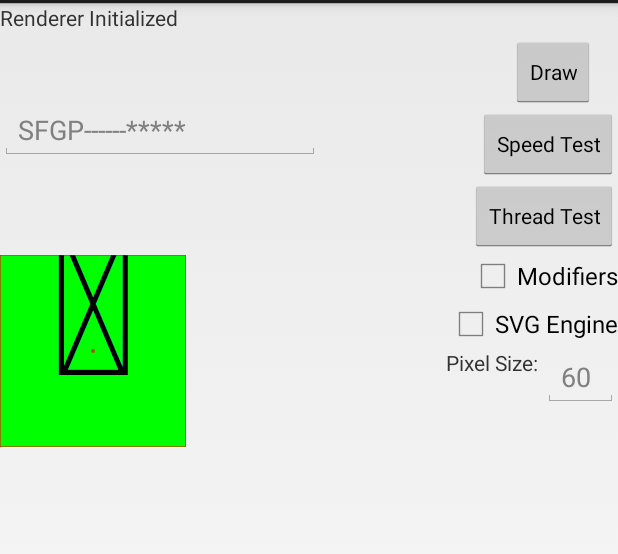
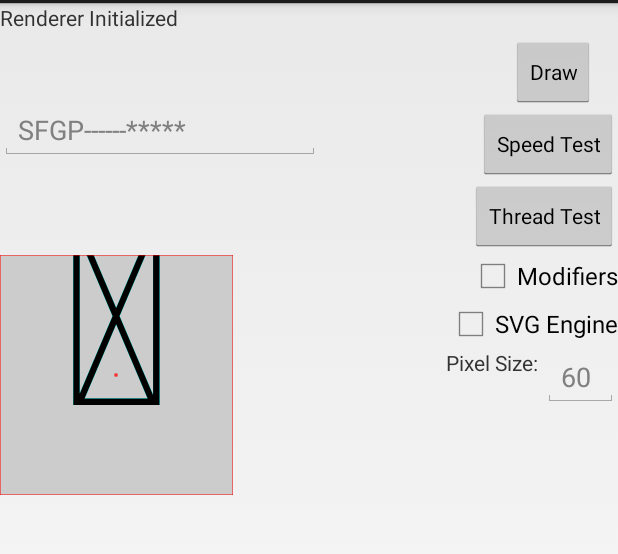
Before and after one commit to spyhunter99/mil-sym-android, an Android app: the screen it shows after launch (MainActivity), after a tap on "Draw", on a phone screen of 412 x 824 dp, the part 69-623 px from its top. Run offline under Robolectric (Android 15) with nearby library versions, the phone set to English and light mode, and no system bars; 4 statements that could not run were skipped.

Commit message:
-update pom version to .75 -fix for sizing issue for single point tactical graphics -fix for some single point tactical graphics (those under Combat Outpost) that would not render.

```diff
--- a/Renderer/src/main/java/armyc2/c2sd/renderer/utilities/SymbolDimensions.java
+++ b/Renderer/src/main/java/armyc2/c2sd/renderer/utilities/SymbolDimensions.java
@@ -173,7 +173,7 @@ public class SymbolDimensions {
 				rect = RectUtilities.makeRectF(0f,0f,(float)(rect.width()*ratio), (float)(rect.height()*ratio));
 			}
 
-			return new Rect((int)rect.left, (int)rect.top, (int)(rect.bottom + 0.5), (int)(rect.right + 0.5));
+			return new Rect((int)rect.left, (int)rect.top, (int)(rect.right + 0.5), (int)(rect.bottom + 0.5));
 		}
 
 		/**
@@ -231,7 +231,7 @@ public class SymbolDimensions {
 				center.x = bounds.width()/2;
                 center.y = (int)((bounds.height() * 0.66));
 			}
-            else if ((basicID.substring(0, 7).equals("G*G*GPO") && basicID.substring(7, 1).equals("-") == false))//antitank mine w/ handling device
+            else if ((basicID.substring(0, 7).equals("G*G*GPO") && (basicID.charAt(7) == ('-')) == false))//antitank mine w/ handling device
 			{
 				//upper third
 				center.x = bounds.width()/2;
@@ -245,7 +245,7 @@ public class SymbolDimensions {
 			}
             else if (basicID.substring(0, 7).equals("G*G*DPO"))//OBSERVATION POST/OUTPOST
 			{
-                if (basicID.substring(7, 1).equals("C"))//combat outpost
+                if (basicID.charAt(7) == ('C'))//combat outpost
 				{
 					center.x = bounds.width()/2;
 					center.y = (int)((bounds.height() * 0.55));
--- a/RendererTester/src/main/java/armyc2/c2sd/renderer/test1/MainActivity.java
+++ b/RendererTester/src/main/java/armyc2/c2sd/renderer/test1/MainActivity.java
@@ -1,7 +1,12 @@
 package armyc2.c2sd.renderer.test1;
 
+import java.io.File;
+import java.io.FileOutputStream;
+import java.io.OutputStream;
 import java.util.Date;
 import armyc2.c2sd.renderer.test1.RenderSPThreadTest;
+
+import android.opengl.GLSurfaceView;
 import android.os.Build;
 import android.os.Bundle;
 import android.app.Activity;
@@ -11,6 +16,7 @@ import android.graphics.Color;
 import android.graphics.Paint;
 import android.graphics.Paint.Style;
 import android.graphics.Typeface;
+import android.os.Environment;
 import android.util.DisplayMetrics;
 import android.util.Log;
 import android.util.SparseArray;
@@ -127,7 +133,7 @@ public class MainActivity extends Activity {
 	    	EditText etPixelSize = (EditText) findViewById(R.id.etPixelSize);
 	    	ImageView imageView = (ImageView) findViewById(R.id.imageView1);
 	    	imageView.clearAnimation();//helps with memory?
-	    	imageView.setBackgroundColor(Color.GREEN);
+	    	imageView.setBackgroundColor(Color.LTGRAY);
 
 
 	    	///////////////////
@@ -143,15 +149,18 @@ public class MainActivity extends Activity {
 	    	if(strPixelSize != null && strPixelSize.equals("") == false)
 	    		attributes.put(MilStdAttributes.PixelSize,strPixelSize);
 	    	else
-	    		attributes.put(MilStdAttributes.PixelSize,"240");
+	    		attributes.put(MilStdAttributes.PixelSize,"240");//*/
 
 	    	//attributes.put(MilStdAttributes.LineColor, "cyan");
 
                 //RendererSettings.getInstance().setTextBackgroundMethod(RendererSettings.TextBackgroundMethod_NONE);
 	    		//RendererSettings.getInstance().setTextBackgroundMethod(RendererSettings.TextBackgroundMethod_COLORFILL);
-                //RendererSettings.getInstance().setTextOutlineWidth(1);
+                //RendererSettings.getInstance().setTextOutlineWidth(0);
+            //RendererSettings.getInstance().setSinglePointSymbolOutlineWidth(0);
                 //attributes.put(MilStdAttributes.TextColor, "FF0000");
                 //attributes.put(MilStdAttributes.TextBackgroundColor, "000000");
+
+			attributes.put(MilStdAttributes.KeepUnitRatio,"false");
 
 	    	populateModifiers = ((CheckBox)findViewById(R.id.cbModifiers)).isChecked();
 
@@ -195,6 +204,27 @@ public class MainActivity extends Activity {
 
 	    	if(ii != null)
 	    	{
+				//Save to SD card for manual inspection/////////////////////////////////////////////////
+				/*OutputStream output;
+				//find sd card path
+				File savePath = Environment.getExternalStorageDirectory();
+				//Create folder in SD card Path
+				File dir = new File(savePath.getAbsolutePath() + "/icons/");
+				dir.mkdirs();
+
+				//create name for the saved image
+				File file = new File(dir, symbolID.replace('*','-') + ".png");
+				try {
+
+					output = new FileOutputStream(file);
+					ii.getImage().compress(Bitmap.CompressFormat.PNG, 100, output);
+					output.flush();
+					output.close();
+				}
+				catch (Exception e){
+					e.printStackTrace();
+				}//*/
+				////////////////////////////////////////////////////////////////////////////////////////
 		    	Bitmap msBmp = ii.getImage();
 
 		    	//int bytes = msBmp.getAllocationByteCount();
@@ -225,7 +255,13 @@ public class MainActivity extends Activity {
 		    	outline.setStyle(Style.STROKE);
 		    	outline.setStrokeWidth(1);
 		    	msCanvas.drawRect(ii.getSymbolBounds(), outline);
-		    	msCanvas.drawRect(ii.getCenterPoint().x-1, ii.getCenterPoint().y-1, ii.getCenterPoint().x+1, ii.getCenterPoint().y+1, outline);//*/
+		    	msCanvas.drawRect(ii.getCenterPoint().x - 1, ii.getCenterPoint().y - 1, ii.getCenterPoint().x + 1, ii.getCenterPoint().y + 1, outline);//*/
+
+
+				Log.i(TAG, "SymbolBounds: " + ii.getSymbolBounds().toString());
+				Log.i(TAG, "Image Width: " + String.valueOf(ii.getImage().getWidth()));
+				Log.i(TAG, "Image Height: " + String.valueOf(ii.getImage().getHeight()));
+
 
 		    	if(msBmp != null)
 		    		imageView.setImageBitmap(msBmp);
```
Also changed, not shown: Renderer/src/main/java/armyc2/c2sd/renderer/SinglePointRenderer.java (+37 -8 lines), 5 other files.
